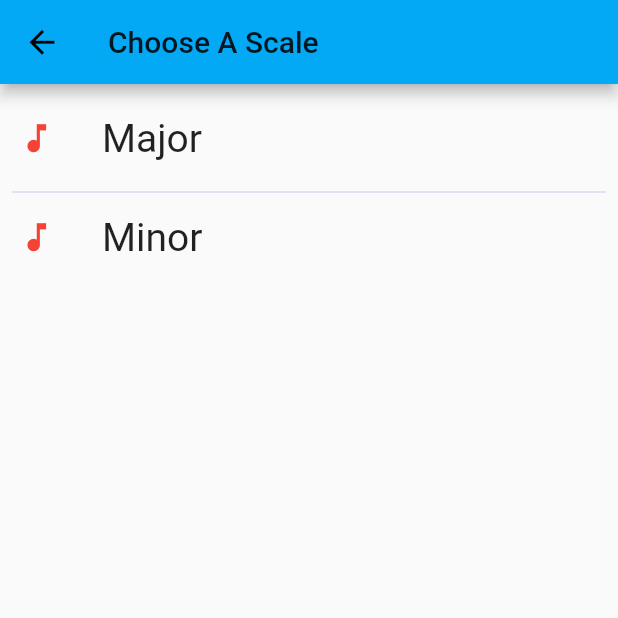
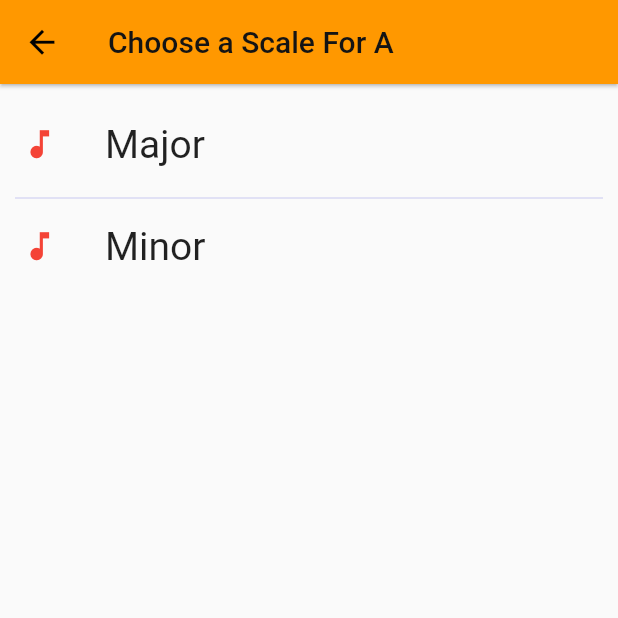
Before and after one commit to iberatkaya/music-scales, a Flutter app: the screen it shows after launch, after a tap on an icon or button, on a phone screen of 412 x 824 dp, the top half of it. Run offline on Flutter 3.47's test engine with Material 2 defaults, Android fonts, the phone set to English and light mode, and no system bars.

```diff
--- a/lib/main.dart
+++ b/lib/main.dart
@@ -21,7 +21,7 @@ class MyApp extends StatelessWidget {
       debugShowCheckedModeBanner: false,
       title: 'Notes',
       theme: ThemeData(
-        primarySwatch: Colors.lightBlue,
+        primarySwatch: Colors.orange,
         iconTheme: IconThemeData(
           size: 25,
           opacity: 1,
@@ -68,19 +68,20 @@ class _MyHomePageState extends State<MyHomePage> {
       child:
        Scaffold(
         appBar: AppBar(
-          title: Text(widget.title),
+          title: Text("  Notes", style: TextStyle(color: Color.fromRGBO(20, 20, 20, 1))),
+          elevation: 1,
         ),
         body: Center(
           child: Column(
             children: <Widget>[
               Flexible(
               child: ListView.separated(
-                padding: EdgeInsets.all(10.0),
+                padding: EdgeInsets.fromLTRB(10,6,10,0),
                 itemCount: notes.length,
                 separatorBuilder:(BuildContext context, int index) => Divider(height: 4, color: Color.fromRGBO(0, 0, 200, 0.2),),
                 itemBuilder: (BuildContext context, int index) {
                   return ListTile(
-                    contentPadding: EdgeInsets.fromLTRB(4, 4, 0, 10),
+                    contentPadding: EdgeInsets.fromLTRB(4, 6, 0, 10),
                     dense: true,
                     onTap:() {
                       Navigator.push(context, MaterialPageRoute(builder: (context) => SecondScreen()));
@@ -113,7 +114,8 @@ class SecondScreen extends StatelessWidget {
       child:
       Scaffold(
         appBar: AppBar(
-          title: Text("Choose A Scale"),
+          title: Text("Choose a Scale For $clickednote", style: TextStyle(color: Color.fromRGBO(20, 20, 20, 1))),
+          elevation: 1,
         ),
         body: Center(
           child: Column(
@@ -121,12 +123,12 @@ class SecondScreen extends StatelessWidget {
   //             Text("$clickedindex $clickednote"),
               Flexible(
                 child: ListView.separated(
-                  padding: EdgeInsets.all(8.0),
+                  padding: EdgeInsets.all(10.0),
                   itemCount: scales.length,
                   separatorBuilder:(BuildContext context, int index) => Divider(height: 4, color: Color.fromRGBO(0, 0, 200, 0.2),),
                   itemBuilder: (BuildContext context, int index) {
                     return ListTile(
-                      contentPadding: EdgeInsets.fromLTRB(4, 4, 0, 10),
+                      contentPadding: EdgeInsets.fromLTRB(4, 6, 0, 10),
                       dense: true,
                       onTap:() {
                         Navigator.push(context, MaterialPageRoute(builder: (context) => ThirdScreen()));
@@ -170,14 +172,15 @@ class ThirdScreen extends StatelessWidget {
 
     return Scaffold(
       appBar: AppBar(
-        title: Text("The Scale"),
+        title: Text("The $clickednote $clickednotescale Scale", style: TextStyle(color: Color.fromRGBO(20, 20, 20, 1))),
+          elevation: 1,
       ),
       body: Center(
         child: Column(
           children: <Widget>[
             Container(
-              margin: EdgeInsets.fromLTRB(5, 30, 5, 0),
-              child: Text(calculateScale(clickedindexscale, clickedindex), textAlign: TextAlign.center, style: TextStyle(fontSize: 60,),),
+              margin: EdgeInsets.fromLTRB(5, 35, 5, 0),
+              child: Text(calculateScale(clickedindexscale, clickedindex), textAlign: TextAlign.center, style: TextStyle(fontSize: 60, color: Colors.red),),
            ),
       ],
       ),
```
Also changed, not shown: 3 other files.
